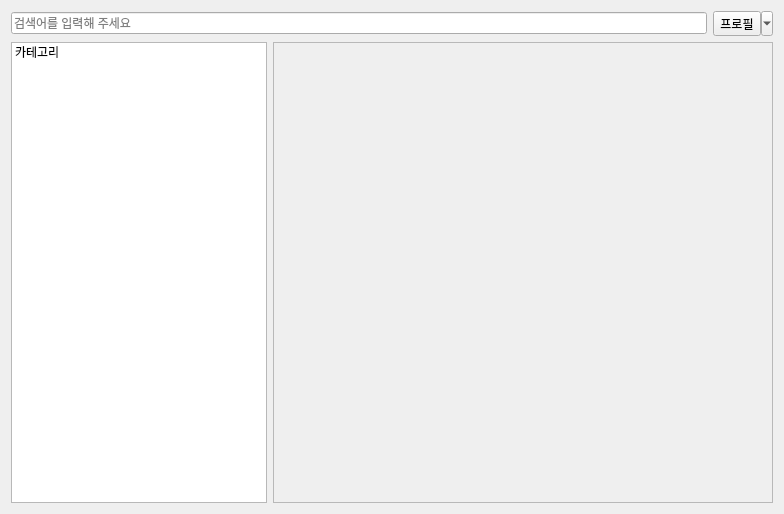
This is CustomerManagementSystem/shopwidget.ui in namgilwoo999/2026-VEDA-Team4 as Qt 5 draws it before an edit. The edited form follows.
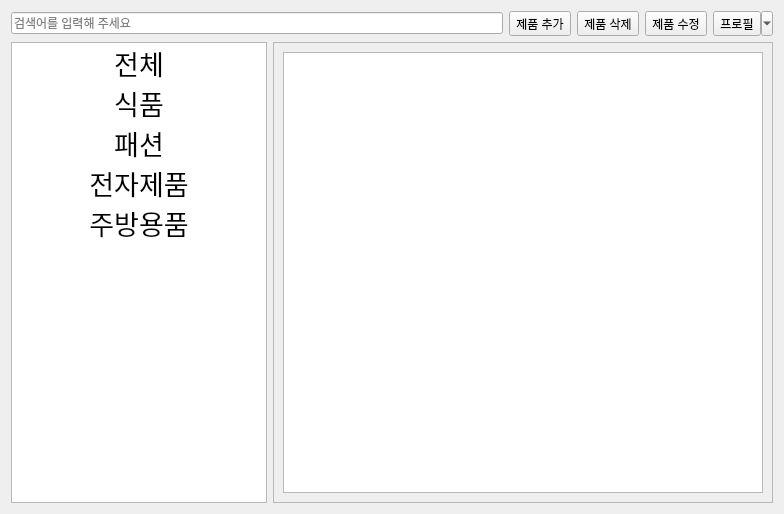
This is the edited form.

Patch:
```diff
--- a/CustomerManagementSystem/shopwidget.ui
+++ b/CustomerManagementSystem/shopwidget.ui
@@ -19,8 +19,7 @@
 
    <!-- TOP: search + profile -->
    <item>
-    <layout class="QHBoxLayout" name="SearchProfileLayout" stretch="0,5">
-
+    <layout class="QHBoxLayout" name="SearchProfileLayout" stretch="0,0,0,0,5">
      <item>
       <widget class="QLineEdit" name="SearchBar">
        <property name="placeholderText">
@@ -28,7 +27,27 @@
        </property>
       </widget>
      </item>
-
+     <item>
+      <widget class="QToolButton" name="AddButton">
+       <property name="text">
+        <string>제품 추가</string>
+       </property>
+      </widget>
+     </item>
+     <item>
+      <widget class="QToolButton" name="DeleteButton">
+       <property name="text">
+        <string>제품 삭제</string>
+       </property>
+      </widget>
+     </item>
+     <item>
+      <widget class="QToolButton" name="modifyButton">
+       <property name="text">
+        <string>제품 수정</string>
+       </property>
+      </widget>
+     </item>
      <item>
       <widget class="QToolButton" name="ProfileButton">
        <property name="text">
@@ -45,8 +64,6 @@
 
     </layout>
    </item>
-
-   <!-- BODY: category + items -->
    <item>
     <layout class="QHBoxLayout" name="CategoryItemLayout" stretch="0,10">
 
@@ -54,7 +71,67 @@
       <widget class="QListWidget" name="CategoryList">
        <item>
         <property name="text">
-         <string>카테고리</string>
+         <string>전체</string>
+        </property>
+        <property name="font">
+         <font>
+          <pointsize>20</pointsize>
+         </font>
+        </property>
+        <property name="textAlignment">
+         <set>AlignCenter</set>
+        </property>
+       </item>
+       <item>
+        <property name="text">
+         <string>식품</string>
+        </property>
+        <property name="font">
+         <font>
+          <pointsize>20</pointsize>
+         </font>
+        </property>
+        <property name="textAlignment">
+         <set>AlignCenter</set>
+        </property>
+       </item>
+       <item>
+        <property name="text">
+         <string>패션</string>
+        </property>
+        <property name="font">
+         <font>
+          <pointsize>20</pointsize>
+         </font>
+        </property>
+        <property name="textAlignment">
+         <set>AlignCenter</set>
+        </property>
+       </item>
+       <item>
+        <property name="text">
+         <string>전자제품</string>
+        </property>
+        <property name="font">
+         <font>
+          <pointsize>20</pointsize>
+         </font>
+        </property>
+        <property name="textAlignment">
+         <set>AlignCenter</set>
+        </property>
+       </item>
+       <item>
+        <property name="text">
+         <string>주방용품</string>
+        </property>
+        <property name="font">
+         <font>
+          <pointsize>20</pointsize>
+         </font>
+        </property>
+        <property name="textAlignment">
+         <set>AlignCenter</set>
         </property>
        </item>
       </widget>
@@ -65,18 +142,21 @@
        <property name="widgetResizable">
         <bool>true</bool>
        </property>
-
-       <widget class="QWidget" name="scrollAreaWidgetContents">
+       <widget class="QWidget" name="ItemCardLayout">
         <property name="geometry">
          <rect>
           <x>0</x>
           <y>0</y>
-          <width>500</width>
-          <height>450</height>
+          <width>495</width>
+          <height>455</height>
          </rect>
         </property>
+        <layout class="QGridLayout" name="gridLayout_2">
+         <item row="0" column="0">
+          <widget class="QListWidget" name="ItemCardList"/>
+         </item>
+        </layout>
        </widget>
-
       </widget>
      </item>
 
```
Left out of the diff: 10 changed lines with no effect on the pictures.
